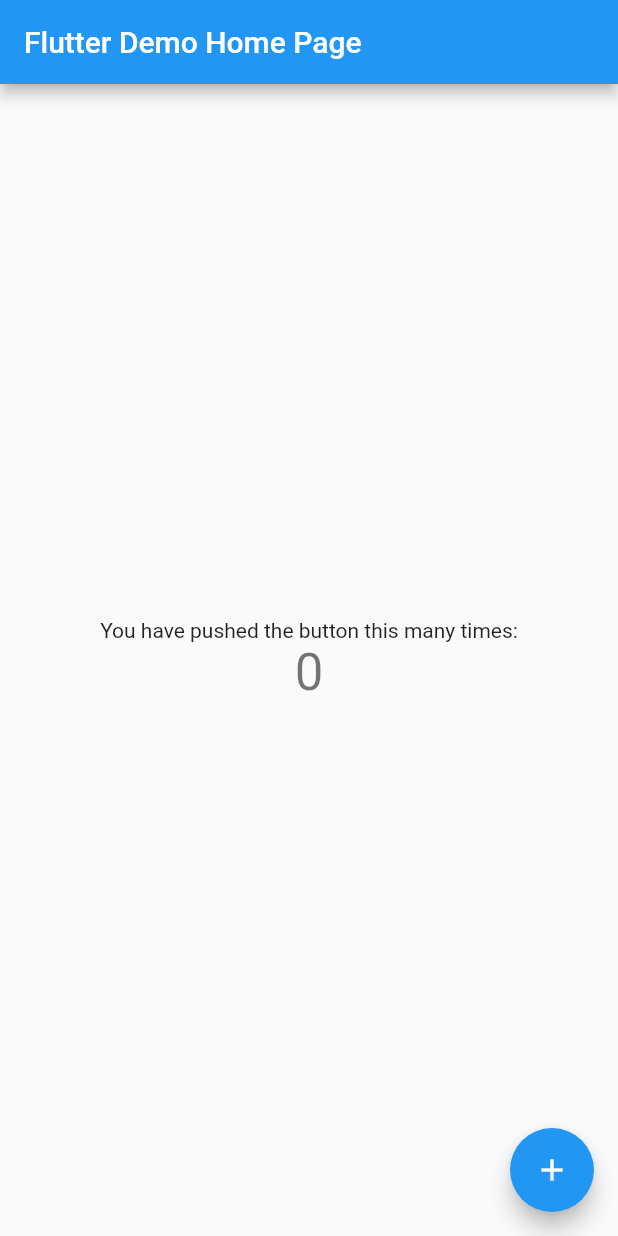
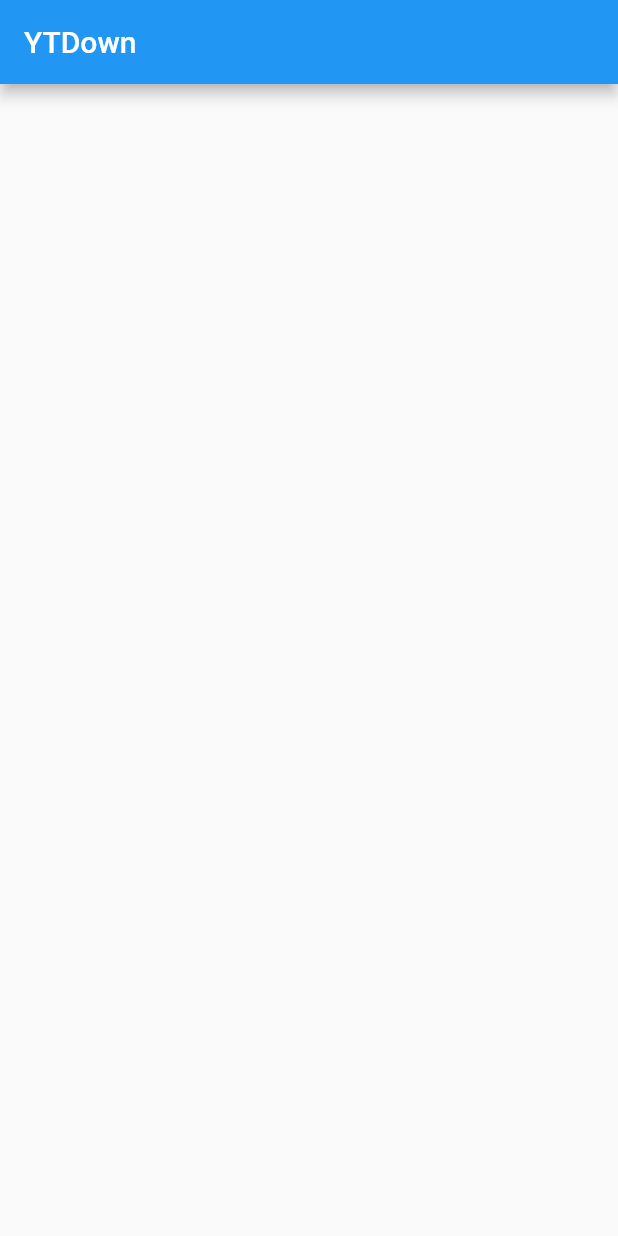
Before and after one commit to rahulNetkar/Youtube-Video-Downloader, a Flutter app: the screen it shows after launch, on a phone screen of 412 x 824 dp. Run offline on Flutter 3.47's test engine with Material 2 defaults, Android fonts, the phone set to English and light mode, and no system bars; missing offline and left inert: flutter_youtube_downloader.

Commit message:
created necessary files

```diff
--- /dev/null
+++ b/ytdown/lib/Screens/downloader_class.dart
@@ -0,0 +1,6 @@
+import 'package:flutter_youtube_downloader/flutter_youtube_downloader.dart';
+
+Future<void> downloadVideo(
+    String? youTubeLink, String? title, int? itag) async {
+  await FlutterYoutubeDownloader.downloadVideo(youTubeLink!, title!, itag);
+}
--- /dev/null
+++ b/ytdown/lib/Screens/homepage.dart
@@ -0,0 +1,17 @@
+import 'package:flutter/material.dart';
+
+class HomePage extends StatefulWidget {
+  @override
+  _HomePageState createState() => _HomePageState();
+}
+
+class _HomePageState extends State<HomePage> {
+  @override
+  Widget build(BuildContext context) {
+    return Scaffold(
+      appBar: AppBar(
+        title: const Text('YTDown'),
+      ),
+    );
+  }
+}
--- a/ytdown/lib/main.dart
+++ b/ytdown/lib/main.dart
@@ -1,4 +1,5 @@
 import 'package:flutter/material.dart';
+import 'Screens/homepage.dart';
 
 void main() {
   runApp(const MyApp());
@@ -7,109 +8,10 @@ void main() {
 class MyApp extends StatelessWidget {
   const MyApp({Key? key}) : super(key: key);
 
-  // This widget is the root of your application.
   @override
   Widget build(BuildContext context) {
     return MaterialApp(
-      title: 'Flutter Demo',
-      theme: ThemeData(
-        // This is the theme of your application.
-        //
-        // Try running your application with "flutter run". You'll see the
-        // application has a blue toolbar. Then, without quitting the app, try
-        // changing the primarySwatch below to Colors.green and then invoke
-        // "hot reload" (press "r" in the console where you ran "flutter run",
-        // or simply save your changes to "hot reload" in a Flutter IDE).
-        // Notice that the counter didn't reset back to zero; the application
-        // is not restarted.
-        primarySwatch: Colors.blue,
-      ),
-      home: const MyHomePage(title: 'Flutter Demo Home Page'),
+      home: HomePage(),
     );
   }
 }
-
-class MyHomePage extends StatefulWidget {
-  const MyHomePage({Key? key, required this.title}) : super(key: key);
-
-  // This widget is the home page of your application. It is stateful, meaning
-  // that it has a State object (defined below) that contains fields that affect
-  // how it looks.
-
-  // This class is the configuration for the state. It holds the values (in this
-  // case the title) provided by the parent (in this case the App widget) and
-  // used by the build method of the State. Fields in a Widget subclass are
-  // always marked "final".
-
-  final String title;
-
-  @override
-  State<MyHomePage> createState() => _MyHomePageState();
-}
-
-class _MyHomePageState extends State<MyHomePage> {
-  int _counter = 0;
-
-  void _incrementCounter() {
-    setState(() {
-      // This call to setState tells the Flutter framework that something has
-      // changed in this State, which causes it to rerun the build method below
-      // so that the display can reflect the updated values. If we changed
-      // _counter without calling setState(), then the build method would not be
-      // called again, and so nothing would appear to happen.
-      _counter++;
-    });
-  }
-
-  @override
-  Widget build(BuildContext context) {
-    // This method is rerun every time setState is called, for instance as done
-    // by the _incrementCounter method above.
-    //
-    // The Flutter framework has been optimized to make rerunning build methods
-    // fast, so that you can just rebuild anything that needs updating rather
-    // than having to individually change instances of widgets.
-    return Scaffold(
-      appBar: AppBar(
-        // Here we take the value from the MyHomePage object that was created by
-        // the App.build method, and use it to set our appbar title.
-        title: Text(widget.title),
-      ),
-      body: Center(
-        // Center is a layout widget. It takes a single child and positions it
-        // in the middle of the parent.
-        child: Column(
-          // Column is also a layout widget. It takes a list of children and
-          // arranges them vertically. By default, it sizes itself to fit its
-          // children horizontally, and tries to be as tall as its parent.
-          //
-          // Invoke "debug painting" (press "p" in the console, choose the
-          // "Toggle Debug Paint" action from the Flutter Inspector in Android
-          // Studio, or the "Toggle Debug Paint" command in Visual Studio Code)
-          // to see the wireframe for each widget.
-          //
-          // Column has various properties to control how it sizes itself and
-          // how it positions its children. Here we use mainAxisAlignment to
-          // center the children vertically; the main axis here is the vertical
-          // axis because Columns are vertical (the cross axis would be
-          // horizontal).
-          mainAxisAlignment: MainAxisAlignment.center,
-          children: <Widget>[
-            const Text(
-              'You have pushed the button this many times:',
-            ),
-            Text(
-              '$_counter',
-              style: Theme.of(context).textTheme.headline4,
-            ),
-          ],
-        ),
-      ),
-      floatingActionButton: FloatingActionButton(
-        onPressed: _incrementCounter,
-        tooltip: 'Increment',
-        child: const Icon(Icons.add),
-      ), // This trailing comma makes auto-formatting nicer for build methods.
-    );
-  }
-}
```
Also changed, not shown: ytdown/lib/Screens/browser.dart (added, +14 -0 lines), ytdown/lib/Screens/paste_link.dart (added, +13 -0 lines).
